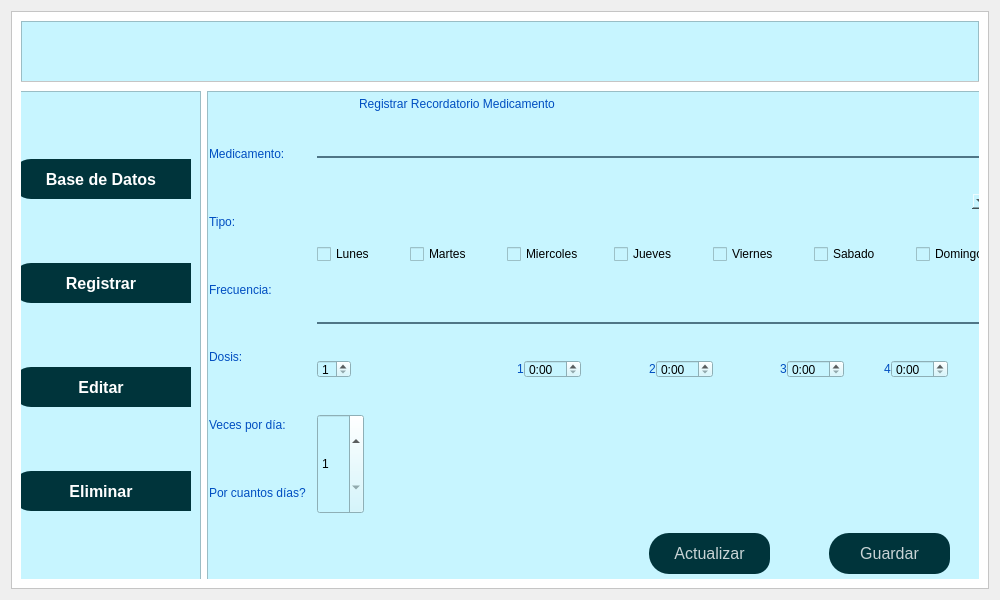
First picture: the form in ui/medicamentos.ui, repository daburneo1/addi, before the edit.
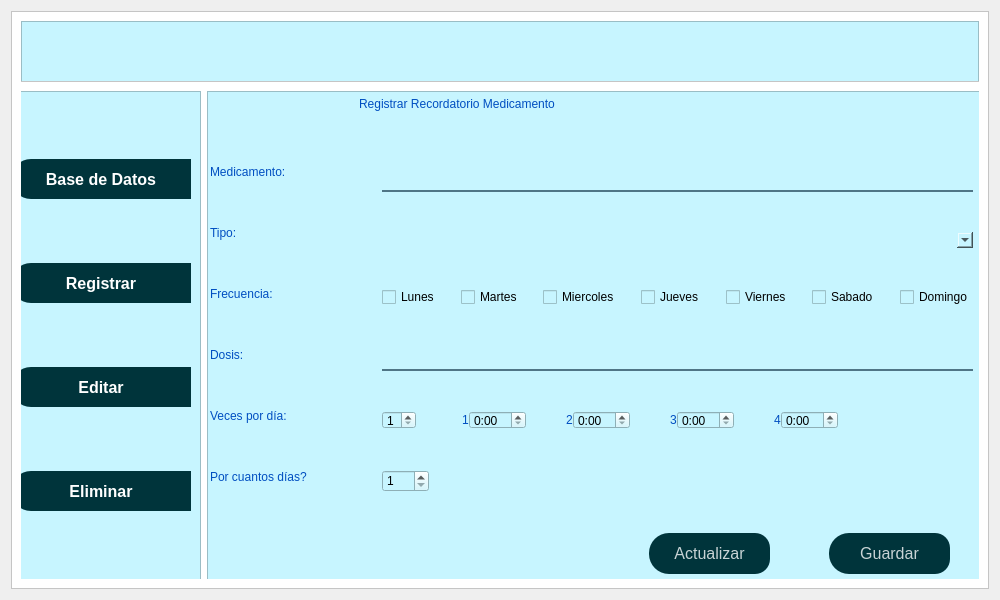
Second picture: the form after the edit. Icons and pictures are not drawn.

```diff
--- a/ui/medicamentos.ui
+++ b/ui/medicamentos.ui
@@ -543,18 +543,109 @@
                   <string>Registrar Recordatorio Medicamento</string>
                  </property>
                 </widget>
-                <widget class="QWidget" name="layoutWidget">
+                <widget class="QPushButton" name="pushButtonActualizar_2">
                  <property name="geometry">
                   <rect>
-                   <x>0</x>
-                   <y>30</y>
-                   <width>794</width>
+                   <x>440</x>
+                   <y>440</y>
+                   <width>121</width>
+                   <height>41</height>
+                  </rect>
+                 </property>
+                 <property name="font">
+                  <font>
+                   <pointsize>12</pointsize>
+                  </font>
+                 </property>
+                 <property name="styleSheet">
+                  <string notr="true">QPushButton{
+	background-color:rgba(0, 52, 59, 1);
+	color:rgba(255,255,255,200);
+	border-top-left-radius: 20px;
+	border-bottom-left-radius: 20px
+}
+QPushButton:pressed{
+	padding-left:5px;
+	padding-top:5px;
+	background-color:rgba(0, 119, 123, 1);
+	background-position:calc(100% - 10px)center;
+	border-top-left-radius: 20px;
+	border-bottom-left-radius: 20px
+}
+QPushButton:hover{
+	background-color:rgba(0, 174, 173, 1);
+	border-top-left-radius: 20px;
+	border-bottom-left-radius: 20px
+}
+</string>
+                 </property>
+                 <property name="text">
+                  <string>Actualizar</string>
+                 </property>
+                </widget>
+                <widget class="QPushButton" name="pushButtonGuardar">
+                 <property name="geometry">
+                  <rect>
+                   <x>620</x>
+                   <y>440</y>
+                   <width>121</width>
+                   <height>41</height>
+                  </rect>
+                 </property>
+                 <property name="font">
+                  <font>
+                   <pointsize>12</pointsize>
+                  </font>
+                 </property>
+                 <property name="styleSheet">
+                  <string notr="true">QPushButton{
+	background-color:rgba(0, 52, 59, 1);
+	color:rgba(255,255,255,200);
+	border-top-left-radius: 20px;
+	border-bottom-left-radius: 20px
+}
+QPushButton:pressed{
+	padding-left:5px;
+	padding-top:5px;
+	background-color:rgba(0, 119, 123, 1);
+	background-position:calc(100% - 10px)center;
+	border-top-left-radius: 20px;
+	border-bottom-left-radius: 20px
+}
+QPushButton:hover{
+	background-color:rgba(0, 174, 173, 1);
+	border-top-left-radius: 20px;
+	border-bottom-left-radius: 20px
+}
+</string>
+                 </property>
+                 <property name="text">
+                  <string>Guardar</string>
+                 </property>
+                </widget>
+                <widget class="QWidget" name="">
+                 <property name="geometry">
+                  <rect>
+                   <x>1</x>
+                   <y>31</y>
+                   <width>161</width>
                    <height>401</height>
                   </rect>
                  </property>
-                 <layout class="QHBoxLayout" name="horizontalLayout_10">
-                  <item>
                    <layout class="QVBoxLayout" name="verticalLayout_6">
+                  <item>
+                   <spacer name="verticalSpacer_8">
+                    <property name="orientation">
+                     <enum>Qt::Vertical</enum>
+                    </property>
+                    <property name="sizeHint" stdset="0">
+                     <size>
+                      <width>20</width>
+                      <height>40</height>
+                     </size>
+                    </property>
+                   </spacer>
+                  </item>
                     <item>
                      <widget class="QLabel" name="label_2">
                       <property name="text">
@@ -562,6 +653,19 @@
                       </property>
                      </widget>
                     </item>
+                  <item>
+                   <spacer name="verticalSpacer_9">
+                    <property name="orientation">
+                     <enum>Qt::Vertical</enum>
+                    </property>
+                    <property name="sizeHint" stdset="0">
+                     <size>
+                      <width>20</width>
+                      <height>40</height>
+                     </size>
+                    </property>
+                   </spacer>
+                  </item>
                     <item>
                      <widget class="QLabel" name="label_3">
                       <property name="text">
@@ -569,6 +673,19 @@
                       </property>
                      </widget>
                     </item>
+                  <item>
+                   <spacer name="verticalSpacer_10">
+                    <property name="orientation">
+                     <enum>Qt::Vertical</enum>
+                    </property>
+                    <property name="sizeHint" stdset="0">
+                     <size>
+                      <width>20</width>
+                      <height>40</height>
+                     </size>
+                    </property>
+                   </spacer>
+                  </item>
                     <item>
                      <widget class="QLabel" name="label_4">
                       <property name="text">
@@ -576,6 +693,19 @@
                       </property>
                      </widget>
                     </item>
+                  <item>
+                   <spacer name="verticalSpacer_11">
+                    <property name="orientation">
+                     <enum>Qt::Vertical</enum>
+                    </property>
+                    <property name="sizeHint" stdset="0">
+                     <size>
+                      <width>20</width>
+                      <height>40</height>
+                     </size>
+                    </property>
+                   </spacer>
+                  </item>
                     <item>
                      <widget class="QLabel" name="label_5">
                       <property name="text">
@@ -583,6 +713,19 @@
                       </property>
                      </widget>
                     </item>
+                  <item>
+                   <spacer name="verticalSpacer_12">
+                    <property name="orientation">
+                     <enum>Qt::Vertical</enum>
+                    </property>
+                    <property name="sizeHint" stdset="0">
+                     <size>
+                      <width>20</width>
+                      <height>40</height>
+                     </size>
+                    </property>
+                   </spacer>
+                  </item>
                     <item>
                      <widget class="QLabel" name="label_6">
                       <property name="text">
@@ -590,6 +733,19 @@
                       </property>
                      </widget>
                     </item>
+                  <item>
+                   <spacer name="verticalSpacer_13">
+                    <property name="orientation">
+                     <enum>Qt::Vertical</enum>
+                    </property>
+                    <property name="sizeHint" stdset="0">
+                     <size>
+                      <width>20</width>
+                      <height>40</height>
+                     </size>
+                    </property>
+                   </spacer>
+                  </item>
                     <item>
                      <widget class="QLabel" name="label_7">
                       <property name="text">
@@ -597,25 +753,44 @@
                       </property>
                      </widget>
                     </item>
-                   </layout>
-                  </item>
+                  <item>
+                   <spacer name="verticalSpacer_14">
+                    <property name="orientation">
+                     <enum>Qt::Vertical</enum>
+                    </property>
+                    <property name="sizeHint" stdset="0">
+                     <size>
+                      <width>20</width>
+                      <height>40</height>
+                     </size>
+                    </property>
+                   </spacer>
+                  </item>
+                 </layout>
+                </widget>
+                <widget class="QWidget" name="">
+                 <property name="geometry">
+                  <rect>
+                   <x>173</x>
+                   <y>41</y>
+                   <width>591</width>
+                   <height>391</height>
+                  </rect>
+                 </property>
+                 <layout class="QVBoxLayout" name="verticalLayout">
                   <item>
-                   <layout class="QVBoxLayout" name="verticalLayout_7">
-                    <property name="spacing">
-                     <number>35</number>
+                   <spacer name="verticalSpacer_7">
+                    <property name="orientation">
+                     <enum>Qt::Vertical</enum>
                     </property>
-                    <property name="leftMargin">
-                     <number>5</number>
+                    <property name="sizeHint" stdset="0">
+                     <size>
+                      <width>20</width>
+                      <height>40</height>
+                     </size>
                     </property>
-                    <property name="topMargin">
-                     <number>10</number>
-                    </property>
-                    <property name="rightMargin">
-                     <number>15</number>
-                    </property>
-                    <property name="bottomMargin">
-                     <number>10</number>
-                    </property>
+                   </spacer>
+                  </item>
                     <item>
                      <widget class="QLineEdit" name="lineEditMedicamento">
                       <property name="styleSheet">
@@ -627,6 +802,19 @@
                       </property>
                      </widget>
                     </item>
+                  <item>
+                   <spacer name="verticalSpacer_2">
+                    <property name="orientation">
+                     <enum>Qt::Vertical</enum>
+                    </property>
+                    <property name="sizeHint" stdset="0">
+                     <size>
+                      <width>20</width>
+                      <height>40</height>
+                     </size>
+                    </property>
+                   </spacer>
+                  </item>
                     <item>
                      <widget class="QComboBox" name="comboBoxTipo">
                       <property name="styleSheet">
@@ -634,6 +822,19 @@
                       </property>
                      </widget>
                     </item>
+                  <item>
+                   <spacer name="verticalSpacer_3">
+                    <property name="orientation">
+                     <enum>Qt::Vertical</enum>
+                    </property>
+                    <property name="sizeHint" stdset="0">
+                     <size>
+                      <width>20</width>
+                      <height>40</height>
+                     </size>
+                    </property>
+                   </spacer>
+                  </item>
                     <item>
                      <layout class="QHBoxLayout" name="horizontalLayout_3">
                       <item>
@@ -765,6 +966,19 @@
                       </item>
                      </layout>
                     </item>
+                  <item>
+                   <spacer name="verticalSpacer_4">
+                    <property name="orientation">
+                     <enum>Qt::Vertical</enum>
+                    </property>
+                    <property name="sizeHint" stdset="0">
+                     <size>
+                      <width>20</width>
+                      <height>40</height>
+                     </size>
+                    </property>
+                   </spacer>
+                  </item>
                     <item>
                      <widget class="QLineEdit" name="lineEditDosis">
                       <property name="styleSheet">
@@ -776,6 +990,19 @@
                       </property>
                      </widget>
                     </item>
+                  <item>
+                   <spacer name="verticalSpacer_5">
+                    <property name="orientation">
+                     <enum>Qt::Vertical</enum>
+                    </property>
+                    <property name="sizeHint" stdset="0">
+                     <size>
+                      <width>20</width>
+                      <height>40</height>
+                     </size>
+                    </property>
+                   </spacer>
+                  </item>
                     <item>
                      <layout class="QHBoxLayout" name="horizontalLayout_9">
                       <item>
@@ -799,24 +1026,24 @@
                         <property name="spacing">
                          <number>0</number>
                         </property>
-                        <item>
-                         <spacer name="horizontalSpacer_7">
-                          <property name="orientation">
-                           <enum>Qt::Horizontal</enum>
-                          </property>
-                          <property name="sizeHint" stdset="0">
-                           <size>
-                            <width>40</width>
-                            <height>20</height>
-                           </size>
-                          </property>
-                         </spacer>
-                        </item>
                         <item>
                          <layout class="QHBoxLayout" name="horizontalLayout_4">
                           <property name="spacing">
                            <number>0</number>
                           </property>
+                        <item>
+                         <spacer name="horizontalSpacer_3">
+                          <property name="orientation">
+                           <enum>Qt::Horizontal</enum>
+                          </property>
+                          <property name="sizeHint" stdset="0">
+                           <size>
+                            <width>40</width>
+                            <height>20</height>
+                           </size>
+                          </property>
+                         </spacer>
+                        </item>
                           <item>
                            <widget class="QLabel" name="label_time_1">
                             <property name="text">
@@ -844,7 +1071,7 @@
                            </widget>
                           </item>
                           <item>
-                           <spacer name="horizontalSpacer_3">
+                         <spacer name="horizontalSpacer_4">
                             <property name="orientation">
                              <enum>Qt::Horizontal</enum>
                             </property>
@@ -880,23 +1107,23 @@
                             </property>
                            </widget>
                           </item>
-                          <item>
-                           <spacer name="horizontalSpacer_5">
-                            <property name="orientation">
-                             <enum>Qt::Horizontal</enum>
-                            </property>
-                            <property name="sizeHint" stdset="0">
-                             <size>
-                              <width>40</width>
-                              <height>20</height>
-                             </size>
-                            </property>
-                           </spacer>
-                          </item>
                          </layout>
                         </item>
                         <item>
                          <layout class="QHBoxLayout" name="horizontalLayout_6">
+                        <item>
+                         <spacer name="horizontalSpacer_5">
+                          <property name="orientation">
+                           <enum>Qt::Horizontal</enum>
+                          </property>
+                          <property name="sizeHint" stdset="0">
+                           <size>
+                            <width>40</width>
+                            <height>20</height>
+                           </size>
+                          </property>
+                         </spacer>
+                        </item>
                           <item>
                            <widget class="QLabel" name="label_time_3">
                             <property name="text">
@@ -954,8 +1181,12 @@
                             </property>
                            </widget>
                           </item>
+                       </layout>
+                      </item>
+                     </layout>
+                    </item>
                           <item>
-                           <spacer name="horizontalSpacer_4">
+                     <spacer name="horizontalSpacer_7">
                             <property name="orientation">
                              <enum>Qt::Horizontal</enum>
                             </property>
@@ -969,9 +1200,18 @@
                           </item>
                          </layout>
                         </item>
-                       </layout>
-                      </item>
-                     </layout>
+                  <item>
+                   <spacer name="verticalSpacer">
+                    <property name="orientation">
+                     <enum>Qt::Vertical</enum>
+                    </property>
+                    <property name="sizeHint" stdset="0">
+                     <size>
+                      <width>20</width>
+                      <height>40</height>
+                     </size>
+                    </property>
+                   </spacer>
                     </item>
                     <item>
                      <widget class="QSpinBox" name="spinBoxDias">
@@ -995,103 +1235,21 @@
                       </property>
                      </widget>
                     </item>
-                   </layout>
-                  </item>
                   <item>
-                   <spacer name="horizontalSpacer_2">
+                   <spacer name="verticalSpacer_6">
                     <property name="orientation">
-                     <enum>Qt::Horizontal</enum>
+                     <enum>Qt::Vertical</enum>
                     </property>
                     <property name="sizeHint" stdset="0">
                      <size>
-                      <width>40</width>
-                      <height>20</height>
+                      <width>20</width>
+                      <height>40</height>
                      </size>
                     </property>
                    </spacer>
                   </item>
                  </layout>
                 </widget>
-                <widget class="QPushButton" name="pushButtonActualizar_2">
-                 <property name="geometry">
-                  <rect>
-                   <x>440</x>
-                   <y>440</y>
-                   <width>121</width>
-                   <height>41</height>
-                  </rect>
-                 </property>
-                 <property name="font">
-                  <font>
-                   <pointsize>12</pointsize>
-                  </font>
-                 </property>
-                 <property name="styleSheet">
-                  <string notr="true">QPushButton{
-	background-color:rgba(0, 52, 59, 1);
-	color:rgba(255,255,255,200);
-	border-top-left-radius: 20px;
-	border-bottom-left-radius: 20px
-}
-QPushButton:pressed{
-	padding-left:5px;
-	padding-top:5px;
-	background-color:rgba(0, 119, 123, 1);
-	background-position:calc(100% - 10px)center;
-	border-top-left-radius: 20px;
-	border-bottom-left-radius: 20px
-}
-QPushButton:hover{
-	background-color:rgba(0, 174, 173, 1);
-	border-top-left-radius: 20px;
-	border-bottom-left-radius: 20px
-}
-</string>
-                 </property>
-                 <property name="text">
-                  <string>Actualizar</string>
-                 </property>
-                </widget>
-                <widget class="QPushButton" name="pushButtonGuardar">
-                 <property name="geometry">
-                  <rect>
-                   <x>620</x>
-                   <y>440</y>
-                   <width>121</width>
-                   <height>41</height>
-                  </rect>
-                 </property>
-                 <property name="font">
-                  <font>
-                   <pointsize>12</pointsize>
-                  </font>
-                 </property>
-                 <property name="styleSheet">
-                  <string notr="true">QPushButton{
-	background-color:rgba(0, 52, 59, 1);
-	color:rgba(255,255,255,200);
-	border-top-left-radius: 20px;
-	border-bottom-left-radius: 20px
-}
-QPushButton:pressed{
-	padding-left:5px;
-	padding-top:5px;
-	background-color:rgba(0, 119, 123, 1);
-	background-position:calc(100% - 10px)center;
-	border-top-left-radius: 20px;
-	border-bottom-left-radius: 20px
-}
-QPushButton:hover{
-	background-color:rgba(0, 174, 173, 1);
-	border-top-left-radius: 20px;
-	border-bottom-left-radius: 20px
-}
-</string>
-                 </property>
-                 <property name="text">
-                  <string>Guardar</string>
-                 </property>
-                </widget>
                </widget>
               </widget>
              </item>
```
Lines whose indentation alone changed are shown as unchanged.
